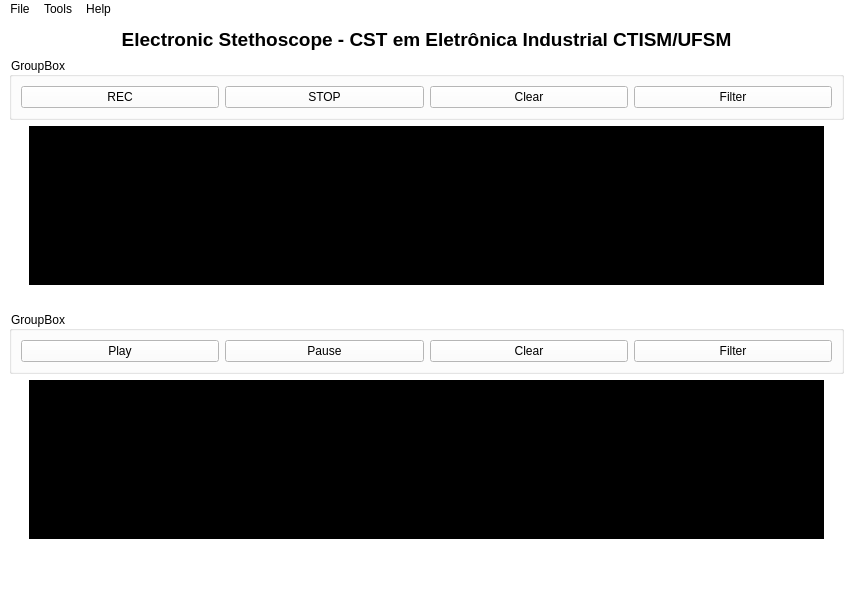
This is main.ui in Tarsisnbs/App_Estetoscopio as Qt 5 draws it before an edit. The edited form follows.
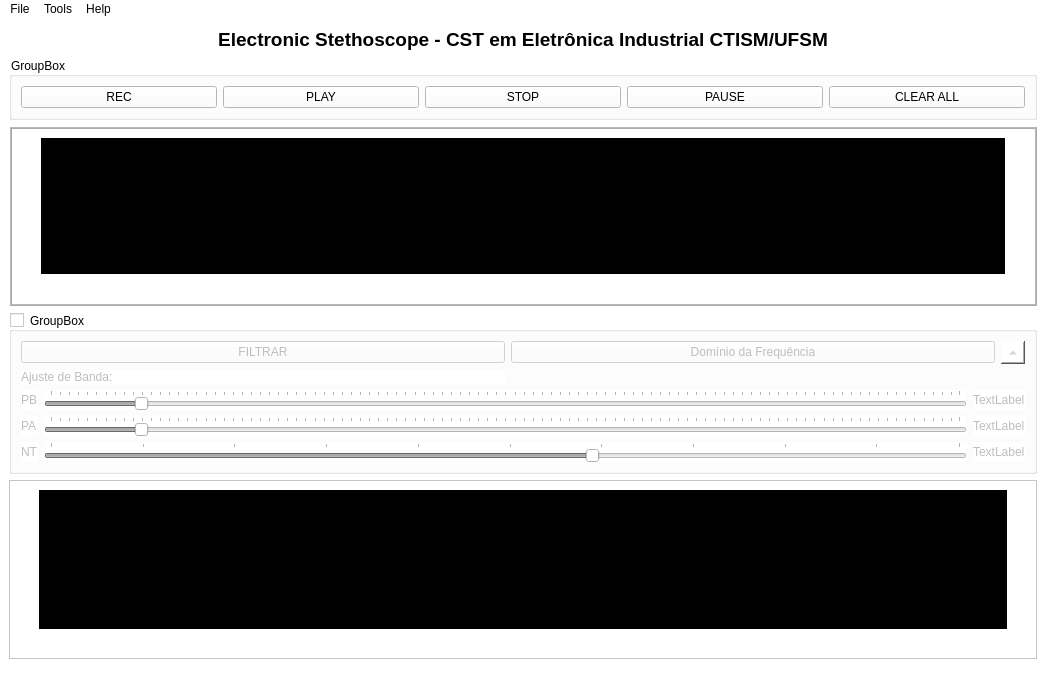
This is the edited form.

Commit message:
Imp Filtro II
Classe para implementar filtros PA, PB, NT com diversas configurações

What changed in the file:
```diff
--- a/main.ui
+++ b/main.ui
@@ -6,8 +6,8 @@
    <rect>
     <x>0</x>
     <y>0</y>
-    <width>853</width>
-    <height>590</height>
+    <width>1046</width>
+    <height>690</height>
    </rect>
   </property>
   <property name="cursor">
@@ -66,138 +66,296 @@
          </property>
         </widget>
        </item>
+       <item row="0" column="3">
+        <widget class="QPushButton" name="pauseButton">
+         <property name="text">
+          <string>PAUSE</string>
+         </property>
+        </widget>
+       </item>
        <item row="0" column="1">
-        <widget class="QPushButton" name="pushButton_2">
+        <widget class="QPushButton" name="playButton">
+         <property name="text">
+          <string>PLAY</string>
+         </property>
+        </widget>
+       </item>
+       <item row="0" column="2">
+        <widget class="QPushButton" name="stopButton">
          <property name="text">
           <string>STOP</string>
          </property>
         </widget>
        </item>
-       <item row="0" column="2">
-        <widget class="QPushButton" name="pushButton_3">
+       <item row="0" column="4">
+        <widget class="QPushButton" name="clearButton">
          <property name="text">
-          <string>Clear</string>
+          <string>CLEAR ALL</string>
          </property>
         </widget>
        </item>
-       <item row="0" column="3">
-        <widget class="QPushButton" name="pushButton_4">
-         <property name="text">
-          <string>Filter</string>
-         </property>
-        </widget>
-       </item>
       </layout>
      </widget>
     </item>
-    <item row="2" column="0">
-     <layout class="QGridLayout" name="gridLayout_3">
-      <item row="2" column="1">
-       <spacer name="horizontalSpacer_2">
-        <property name="orientation">
-         <enum>Qt::Horizontal</enum>
-        </property>
-        <property name="sizeHint" stdset="0">
-         <size>
-          <width>728</width>
-          <height>20</height>
-         </size>
-        </property>
-       </spacer>
-      </item>
-      <item row="1" column="2">
-       <spacer name="verticalSpacer_3">
-        <property name="orientation">
-         <enum>Qt::Vertical</enum>
-        </property>
-        <property name="sizeHint" stdset="0">
-         <size>
-          <width>20</width>
-          <height>40</height>
-         </size>
-        </property>
-       </spacer>
-      </item>
-      <item row="0" column="0" rowspan="2">
-       <spacer name="verticalSpacer_4">
-        <property name="orientation">
-         <enum>Qt::Vertical</enum>
-        </property>
-        <property name="sizeHint" stdset="0">
-         <size>
-          <width>20</width>
-          <height>40</height>
-         </size>
-        </property>
-       </spacer>
-      </item>
-      <item row="0" column="1" rowspan="2">
-       <widget class="QWidget" name="widget_3" native="true">
-        <property name="styleSheet">
-         <string notr="true">background-color: rgb(0, 0, 0);</string>
-        </property>
-        <widget class="QWidget" name="widget_4" native="true">
-         <property name="geometry">
-          <rect>
-           <x>0</x>
-           <y>0</y>
-           <width>767</width>
-           <height>143</height>
-          </rect>
-         </property>
-         <property name="styleSheet">
-          <string notr="true">background-color: rgb(0, 0, 0);</string>
-         </property>
-        </widget>
-       </widget>
-      </item>
-     </layout>
+    <item row="0" column="0">
+     <widget class="QLabel" name="label">
+      <property name="text">
+       <string>&lt;html&gt;&lt;head/&gt;&lt;body&gt;&lt;p align=&quot;center&quot;&gt;&lt;span style=&quot; font-size:14pt; font-weight:600;&quot;&gt;Electronic Stethoscope - CST em Eletrônica Industrial CTISM/UFSM&lt;/span&gt;&lt;/p&gt;&lt;/body&gt;&lt;/html&gt;</string>
+      </property>
+     </widget>
     </item>
     <item row="3" column="0">
      <widget class="QGroupBox" name="groupBox_2">
       <property name="styleSheet">
-       <string notr="true">
-background-color: rgb(255, 255, 255);</string>
+       <string notr="true"/>
       </property>
       <property name="title">
        <string>GroupBox</string>
       </property>
+      <property name="checkable">
+       <bool>true</bool>
+      </property>
+      <property name="checked">
+       <bool>false</bool>
+      </property>
       <layout class="QGridLayout" name="gridLayout_5">
+       <item row="1" column="0">
+        <widget class="QLabel" name="label_2">
+         <property name="text">
+          <string>Ajuste de Banda:</string>
+         </property>
+        </widget>
+       </item>
+       <item row="2" column="0" colspan="3">
+        <layout class="QGridLayout" name="gridLayout_4">
+         <item row="5" column="1">
+          <widget class="QSlider" name="sliderNT">
+           <property name="minimum">
+            <number>1</number>
+           </property>
+           <property name="maximum">
+            <number>100</number>
+           </property>
+           <property name="sliderPosition">
+            <number>60</number>
+           </property>
+           <property name="orientation">
+            <enum>Qt::Horizontal</enum>
+           </property>
+           <property name="invertedAppearance">
+            <bool>false</bool>
+           </property>
+           <property name="invertedControls">
+            <bool>false</bool>
+           </property>
+           <property name="tickPosition">
+            <enum>QSlider::TicksAbove</enum>
+           </property>
+          </widget>
+         </item>
+         <item row="1" column="1">
+          <widget class="QSlider" name="sliderPB">
+           <property name="minimum">
+            <number>1</number>
+           </property>
+           <property name="maximum">
+            <number>1000</number>
+           </property>
+           <property name="sliderPosition">
+            <number>100</number>
+           </property>
+           <property name="orientation">
+            <enum>Qt::Horizontal</enum>
+           </property>
+           <property name="tickPosition">
+            <enum>QSlider::TicksAbove</enum>
+           </property>
+           <property name="tickInterval">
+            <number>10</number>
+           </property>
+          </widget>
+         </item>
+         <item row="2" column="1">
+          <widget class="QSlider" name="sliderPA">
+           <property name="minimum">
+            <number>1</number>
+           </property>
+           <property name="maximum">
+            <number>1000</number>
+           </property>
+           <property name="sliderPosition">
+            <number>100</number>
+           </property>
+           <property name="orientation">
+            <enum>Qt::Horizontal</enum>
+           </property>
+           <property name="tickPosition">
+            <enum>QSlider::TicksAbove</enum>
+           </property>
+          </widget>
+         </item>
+         <item row="1" column="0">
+          <widget class="QLabel" name="label_3">
+           <property name="text">
+            <string>PB</string>
+           </property>
+          </widget>
+         </item>
+         <item row="5" column="0">
+          <widget class="QLabel" name="label_5">
+           <property name="text">
+            <string>NT</string>
+           </property>
+          </widget>
+         </item>
+         <item row="2" column="0">
+          <widget class="QLabel" name="label_4">
+           <property name="text">
+            <string>PA</string>
+           </property>
+          </widget>
+         </item>
+         <item row="1" column="2">
+          <widget class="QLabel" name="lab_PB">
+           <property name="text">
+            <string>TextLabel</string>
+           </property>
+          </widget>
+         </item>
+         <item row="2" column="2">
+          <widget class="QLabel" name="lab_PA">
+           <property name="text">
+            <string>TextLabel</string>
+           </property>
+          </widget>
+         </item>
+         <item row="5" column="2">
+          <widget class="QLabel" name="lab_NT">
+           <property name="text">
+            <string>TextLabel</string>
+           </property>
+          </widget>
+         </item>
+        </layout>
+       </item>
        <item row="0" column="0">
         <widget class="QPushButton" name="pushButton_9">
          <property name="enabled">
-          <bool>true</bool>
+          <bool>false</bool>
          </property>
          <property name="text">
-          <string>Play</string>
+          <string>FILTRAR</string>
          </property>
         </widget>
        </item>
        <item row="0" column="1">
         <widget class="QPushButton" name="pushButton_10">
          <property name="text">
-          <string>Pause</string>
+          <string>Domínio da Frequência</string>
+         </property>
+         <property name="checkable">
+          <bool>true</bool>
          </property>
         </widget>
        </item>
        <item row="0" column="2">
-        <widget class="QPushButton" name="pushButton_11">
+        <widget class="QToolButton" name="toolButton">
          <property name="text">
-          <string>Clear</string>
+          <string>...</string>
          </property>
+         <property name="popupMode">
+          <enum>QToolButton::InstantPopup</enum>
+         </property>
+         <property name="arrowType">
+          <enum>Qt::UpArrow</enum>
+         </property>
         </widget>
        </item>
-       <item row="0" column="3">
-        <widget class="QPushButton" name="pushButton_12">
-         <property name="text">
-          <string>Filter</string>
-         </property>
-        </widget>
+      </layout>
+     </widget>
+    </item>
+    <item row="2" column="0">
+     <widget class="QFrame" name="ch1">
+      <property name="autoFillBackground">
+       <bool>false</bool>
+      </property>
+      <property name="frameShape">
+       <enum>QFrame::Box</enum>
+      </property>
+      <property name="frameShadow">
+       <enum>QFrame::Raised</enum>
+      </property>
+      <property name="midLineWidth">
+       <number>1</number>
+      </property>
+      <layout class="QGridLayout" name="gridLayout_3">
+       <item row="0" column="0" rowspan="2">
+        <spacer name="verticalSpacer_4">
+         <property name="orientation">
+          <enum>Qt::Vertical</enum>
+         </property>
+         <property name="sizeHint" stdset="0">
+          <size>
+           <width>20</width>
+           <height>40</height>
+          </size>
+         </property>
+        </spacer>
+       </item>
+       <item row="0" column="1" rowspan="2">
+        <widget class="QWidget" name="widget_3" native="true">
+         <property name="styleSheet">
+          <string notr="true">background-color: rgb(0, 0, 0);</string>
+         </property>
+         <widget class="QWidget" name="widget_4" native="true">
+          <property name="geometry">
+           <rect>
+            <x>0</x>
+            <y>0</y>
+            <width>767</width>
+            <height>143</height>
+           </rect>
+          </property>
+          <property name="styleSheet">
+           <string notr="true">background-color: rgb(0, 0, 0);</string>
+          </property>
+         </widget>
+        </widget>
+       </item>
+       <item row="2" column="1">
+        <spacer name="horizontalSpacer_2">
+         <property name="orientation">
+          <enum>Qt::Horizontal</enum>
+         </property>
+         <property name="sizeHint" stdset="0">
+          <size>
+           <width>728</width>
+           <height>20</height>
+          </size>
+         </property>
+        </spacer>
+       </item>
+       <item row="1" column="2">
+        <spacer name="verticalSpacer_3">
+         <property name="orientation">
+          <enum>Qt::Vertical</enum>
+         </property>
+         <property name="sizeHint" stdset="0">
+          <size>
+           <width>20</width>
+           <height>40</height>
+          </size>
+         </property>
+        </spacer>
        </item>
       </layout>
      </widget>
     </item>
     <item row="4" column="0">
+     <widget class="QFrame" name="ch2">
+      <property name="frameShape">
+       <enum>QFrame::StyledPanel</enum>
+      </property>
      <layout class="QGridLayout" name="gridLayout">
       <item row="2" column="1">
        <spacer name="horizontalSpacer">
@@ -259,6 +417,7 @@
        </widget>
       </item>
      </layout>
+     </widget>
     </item>
    </layout>
   </widget>
@@ -267,8 +426,8 @@
     <rect>
      <x>0</x>
      <y>0</y>
-     <width>853</width>
-     <height>21</height>
+     <width>1046</width>
+     <height>25</height>
     </rect>
    </property>
    <widget class="QMenu" name="menuFile">
```
Left out of the diff: 11 changed lines with no effect on the pictures. Lines whose indentation alone changed are shown as unchanged. The commit also changes 1 other file.
